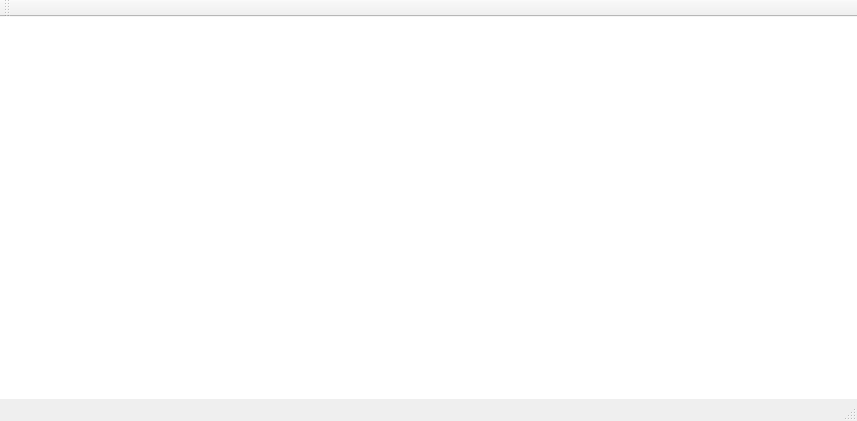
fw-dev/translations, file FWAdminLib/FileSearchDlg.ui: the form before one commit.
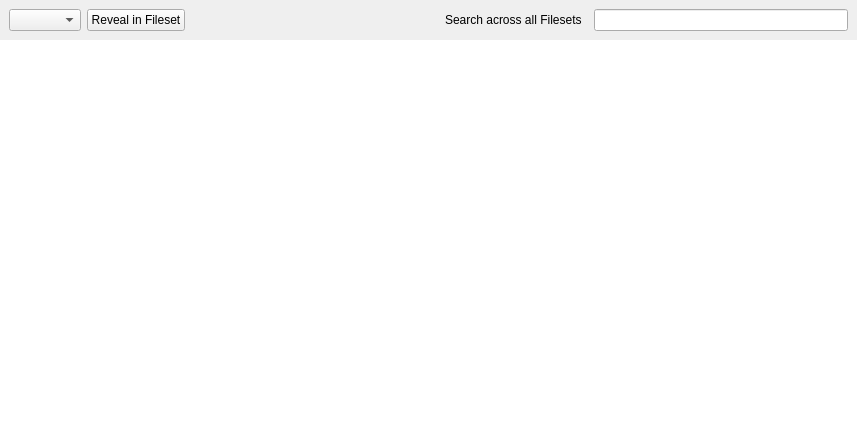
The form after the commit. Custom widgets are drawn as their Qt base class.

Diff of the .ui file:
```diff
--- a/FWAdminLib/FileSearchDlg.ui
+++ b/FWAdminLib/FileSearchDlg.ui
@@ -13,19 +13,61 @@
   <property name="windowTitle">
    <string>File Search</string>
   </property>
-  <property name="styleSheet">
-   <string notr="true"/>
-  </property>
   <property name="unifiedTitleAndToolBarOnMac">
    <bool>true</bool>
   </property>
   <widget class="QWidget" name="centralwidget">
-   <layout class="QVBoxLayout" name="verticalLayout_2">
+   <layout class="QVBoxLayout" name="verticalLayout">
+    <property name="spacing">
+     <number>0</number>
+    </property>
     <property name="margin">
      <number>0</number>
     </property>
     <item>
-     <widget class="QTreeView" name="itemList">
+     <widget class="ViewSearchHeader" name="header" native="true">
+      <layout class="QHBoxLayout" name="horizontalLayout">
+       <item>
+        <widget class="QComboBox" name="_searchTypeCombo"/>
+       </item>
+       <item>
+        <widget class="QPushButton" name="_revealButton">
+         <property name="text">
+          <string>Reveal in Fileset</string>
+         </property>
+        </widget>
+       </item>
+       <item>
+        <spacer name="horizontalSpacer">
+         <property name="orientation">
+          <enum>Qt::Horizontal</enum>
+         </property>
+         <property name="sizeHint" stdset="0">
+          <size>
+           <width>40</width>
+           <height>20</height>
+          </size>
+         </property>
+        </spacer>
+       </item>
+       <item>
+        <widget class="QLabel" name="_searchDetail">
+         <property name="text">
+          <string>Search across all Filesets</string>
+         </property>
+        </widget>
+       </item>
+       <item>
+        <widget class="CircularProgressIndicator" name="_circularProgress" native="true"/>
+       </item>
+       <item>
+        <widget class="SearchLineEdit" name="_searchField"/>
+       </item>
+      </layout>
+     </widget>
+    </item>
+    <item>
+     <widget class="StyledTreeView" name="itemList">
       <property name="frameShape">
        <enum>QFrame::NoFrame</enum>
       </property>
@@ -39,7 +81,7 @@
        <enum>QAbstractItemView::ExtendedSelection</enum>
       </property>
       <property name="rootIsDecorated">
-       <bool>true</bool>
+       <bool>false</bool>
       </property>
       <property name="itemsExpandable">
        <bool>false</bool>
@@ -54,19 +96,31 @@
     </item>
    </layout>
   </widget>
-  <widget class="QStatusBar" name="statusbar"/>
-  <widget class="QToolBar" name="toolBar">
-   <property name="windowTitle">
-    <string>toolBar</string>
-   </property>
-   <attribute name="toolBarArea">
-    <enum>TopToolBarArea</enum>
-   </attribute>
-   <attribute name="toolBarBreak">
-    <bool>false</bool>
-   </attribute>
-  </widget>
  </widget>
+ <customwidgets>
+  <customwidget>
+   <class>SearchLineEdit</class>
+   <extends>QLineEdit</extends>
+   <header>FileWaveGuiLib/searchlineedit/searchlineedit.h</header>
+  </customwidget>
+  <customwidget>
+   <class>ViewSearchHeader</class>
+   <extends>QWidget</extends>
+   <header>FWAdminLib/ViewSearchHeader.h</header>
+   <container>1</container>
+  </customwidget>
+  <customwidget>
+   <class>CircularProgressIndicator</class>
+   <extends>QWidget</extends>
+   <header>FileWaveGuiLib/circularprogressindicator.h</header>
+   <container>1</container>
+  </customwidget>
+  <customwidget>
+   <class>StyledTreeView</class>
+   <extends>QTreeView</extends>
+   <header>FileWaveGuiLib/styledviews/styledtreeview.h</header>
+  </customwidget>
+ </customwidgets>
  <resources/>
  <connections/>
 </ui>
```
